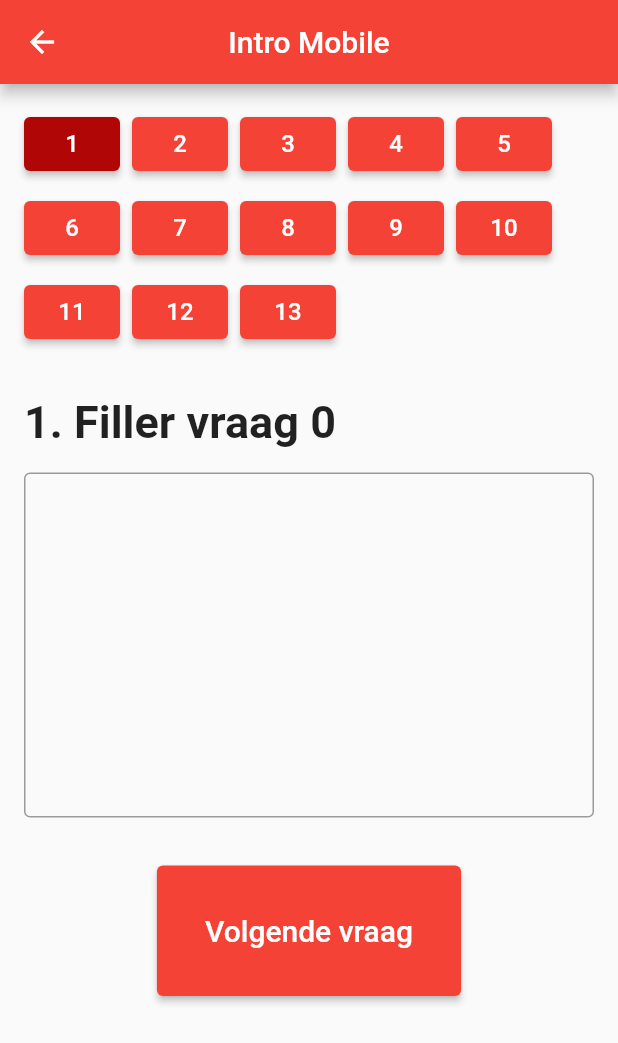
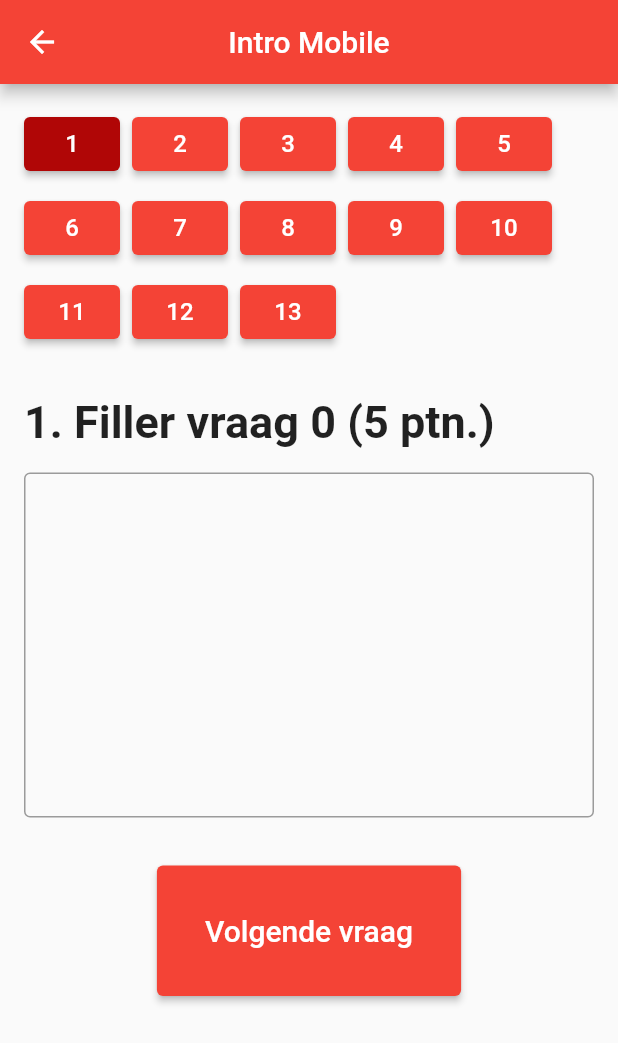
Before and after one commit to mano-mares/EXAMAP, a Flutter app: the StudentExam screen opened directly, on a phone screen of 412 x 824 dp. Shown: the top 1043 px of the screen. Run offline on Flutter 3.47's test engine with Material 2 defaults, Android fonts, the phone set to English and light mode, and no system bars; our stand-ins replace camera, firebase_auth, firebase_core, firebase_storage; accounts and stored records are empty.

Commit message:
Show points

```diff
--- a/lib/student/student_exam/student_exam.dart
+++ b/lib/student/student_exam/student_exam.dart
@@ -1,4 +1,3 @@
-import 'package:examap/admin/add_question/open_question/open_question_form.dart';
 import 'package:examap/models/exam.dart';
 import 'package:examap/models/questions/code_correction/code_correction_question.dart';
 import 'package:examap/models/questions/multiple_choice/answer.dart';
@@ -74,19 +73,26 @@ class _StudentExamState extends State<StudentExam> {
   Widget questionForm() {
     Question question = exam.questions[currentQuestion];
     if (question is OpenQuestion) {
-      return openQuestionForm(questionText: question.questionText);
+      return openQuestionForm(
+        questionText: question.questionText,
+        maxPoint: question.maxPoint,
+      );
     } else if (question is CodeCorrectionQuestion) {
-      return codeCorrectionForm(questionText: question.questionText);
+      return codeCorrectionForm(
+        questionText: question.questionText,
+        maxPoint: question.maxPoint,
+      );
     } else if (question is MultipleChoiceQuestion) {
       return multipleChoiceForm(
           questionText: question.questionText,
+          maxPoint: question.maxPoint,
           answers: question.possibleAnswers);
     } else {
-      return Text('Something went wrong...');
+      return const Text('Something went wrong...');
     }
   }
 
-  Form openQuestionForm({required String questionText}) {
+  Form openQuestionForm({required String questionText, required int maxPoint}) {
     return Form(
       child: Column(
         crossAxisAlignment: CrossAxisAlignment.stretch,
@@ -94,7 +100,7 @@ class _StudentExamState extends State<StudentExam> {
           Container(
             margin: const EdgeInsets.symmetric(vertical: 16.0),
             child: Text(
-              '${currentQuestion + 1}. $questionText',
+              '${currentQuestion + 1}. $questionText ($maxPoint ptn.)',
               style: const TextStyle(
                 fontSize: sizes.medium,
                 fontWeight: FontWeight.bold,
@@ -114,7 +120,8 @@ class _StudentExamState extends State<StudentExam> {
     );
   }
 
-  Form codeCorrectionForm({required String questionText}) {
+  Form codeCorrectionForm(
+      {required String questionText, required int maxPoint}) {
     return Form(
         child: Column(
       crossAxisAlignment: CrossAxisAlignment.stretch,
@@ -122,7 +129,7 @@ class _StudentExamState extends State<StudentExam> {
         Container(
           margin: const EdgeInsets.symmetric(vertical: 16.0),
           child: Text(
-            '${currentQuestion + 1}. Pas de code aan zodat dit zou werken.',
+            '${currentQuestion + 1}. Pas de code aan zodat dit zou werken. ($maxPoint ptn.)',
             style: const TextStyle(
               fontSize: sizes.medium,
               fontWeight: FontWeight.bold,
@@ -152,7 +159,9 @@ class _StudentExamState extends State<StudentExam> {
   }
 
   Form multipleChoiceForm(
-      {required String questionText, required List<Answer> answers}) {
+      {required String questionText,
+      required int maxPoint,
+      required List<Answer> answers}) {
     return Form(
       child: Column(
         crossAxisAlignment: CrossAxisAlignment.stretch,
@@ -160,7 +169,7 @@ class _StudentExamState extends State<StudentExam> {
           Container(
             margin: const EdgeInsets.symmetric(vertical: 16.0),
             child: Text(
-              '${currentQuestion + 1}. $questionText',
+              '${currentQuestion + 1}. $questionText ($maxPoint ptn.)',
               style: const TextStyle(
                 fontSize: sizes.medium,
                 fontWeight: FontWeight.bold,
```
